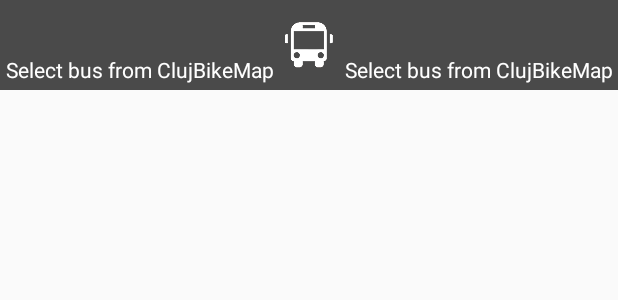
After one commit to doruchidean/clujbikemap, an Android app: the layout widget.xml on its own in the app's theme, with its tools: preview values and no code run, on a phone screen of 412 x 824 dp. The commit adds this screen. Shown: the top 300 px of the screen. Run offline under Robolectric (Android 15) with nearby library versions, the phone set to English and light mode, and no system bars.

Commit message:
added app widget

```diff
--- /dev/null
+++ b/app/src/main/res/layout/widget.xml
@@ -0,0 +1,69 @@
+<?xml version="1.0" encoding="utf-8"?>
+<RelativeLayout xmlns:android="http://schemas.android.com/apk/res/android"
+    android:id="@+id/widget_container"
+    android:layout_width="match_parent"
+    android:layout_height="@dimen/widget_height"
+    android:background="@color/black_overlay"
+    android:padding="4dp">
+
+    <LinearLayout android:id="@+id/widget_icon_container"
+        android:layout_width="wrap_content"
+        android:layout_height="wrap_content"
+        android:layout_centerInParent="true"
+        android:background="@drawable/ic_bus"
+        android:gravity="center">
+
+        <TextView android:id="@+id/tv_widget_bus"
+            android:layout_width="wrap_content"
+            android:layout_height="wrap_content"
+            android:singleLine="true"
+            android:textColor="@color/white"
+            android:layout_marginBottom="3dp"
+            android:textSize="12sp"/>
+    </LinearLayout>
+
+    <TextView android:id="@+id/tv_widget_times_titlu_1"
+        android:layout_width="match_parent"
+        android:layout_height="wrap_content"
+        android:layout_toLeftOf="@id/widget_icon_container"
+        android:layout_toStartOf="@id/widget_icon_container"
+        android:singleLine="true"
+        android:ellipsize="marquee"
+        android:layout_alignParentTop="true"
+        android:textColor="@color/white"/>
+
+    <TextView android:id="@+id/tv_widget_times_titlu_2"
+        android:layout_width="match_parent"
+        android:layout_height="wrap_content"
+        android:layout_toRightOf="@id/widget_icon_container"
+        android:layout_toEndOf="@id/widget_icon_container"
+        android:singleLine="true"
+        android:ellipsize="marquee"
+        android:layout_alignParentTop="true"
+        android:textColor="@color/white"
+        android:gravity="end"/>
+
+    <TextView android:id="@+id/tv_widget_times_capat_1"
+        android:layout_width="match_parent"
+        android:layout_height="wrap_content"
+        android:layout_toLeftOf="@id/widget_icon_container"
+        android:layout_toStartOf="@id/widget_icon_container"
+        android:singleLine="true"
+        android:ellipsize="marquee"
+        android:layout_alignParentBottom="true"
+        android:textColor="@color/white"
+        android:text="@string/widget_default_text"/>
+
+    <TextView android:id="@+id/tv_widget_times_capat_2"
+        android:layout_width="match_parent"
+        android:layout_height="wrap_content"
+        android:layout_toRightOf="@id/widget_icon_container"
+        android:layout_toEndOf="@id/widget_icon_container"
+        android:singleLine="true"
+        android:ellipsize="marquee"
+        android:gravity="end"
+        android:layout_alignParentBottom="true"
+        android:textColor="@color/white"
+        android:text="@string/widget_default_text"/>
+
+</RelativeLayout>
--- a/app/src/main/res/values/dimens.xml
+++ b/app/src/main/res/values/dimens.xml
@@ -4,4 +4,9 @@
     <dimen name="activity_vertical_margin">16dp</dimen>
     <dimen name="fab_margin">16dp</dimen>
     <dimen name="bottom_bar_height">40dp</dimen>
+    <dimen name="widget_height">60dp</dimen>
+    <dimen name="widget_width">240dp</dimen>
+
+    <!--<integer name="widget_refresh_interval">3600000</integer>-->
+    <integer name="widget_refresh_interval">60000</integer>
 </resources>
--- a/app/src/main/res/values/strings.xml
+++ b/app/src/main/res/values/strings.xml
@@ -20,9 +20,10 @@
     <string name="options_menu_timer_limit">Timer Limit</string>
     <string name="dialog_timer_limit_title">Timer limit</string>
     <string name="dialog_add_buses_title">Select bus</string>
-    <string name="bus_bar_subtitle_full">leaving in more than 30 min</string>
+    <string name="bus_bar_subtitle_full">leaving in more than %s min</string>
     <string name="bus_bar_subtitle_to_be_filled">leaving in</string>
     <string name="dialog_orar_complet">Orar Linia</string>
+    <string name="widget_default_text">Select bus from ClujBikeMap</string>
 
     <string-array name="available_buses">
 
```
Also changed, not shown: app/src/main/AndroidManifest.xml (+9 -0 lines), app/src/main/java/com/doruchidean/clujbikemap/ClujBikeMapWidgetProvider.java (added, +81 -0 lines), app/src/main/java/com/doruchidean/clujbikemap/Factory.java (+52 -31 lines), app/src/main/java/com/doruchidean/clujbikemap/MapsActivity.java (+33 -2 lines), app/src/main/java/com/doruchidean/clujbikemap/PersistenceManager.java (+18 -4 lines), app/src/main/res/xml/widget_provider_info.xml (added, +10 -0 lines).
